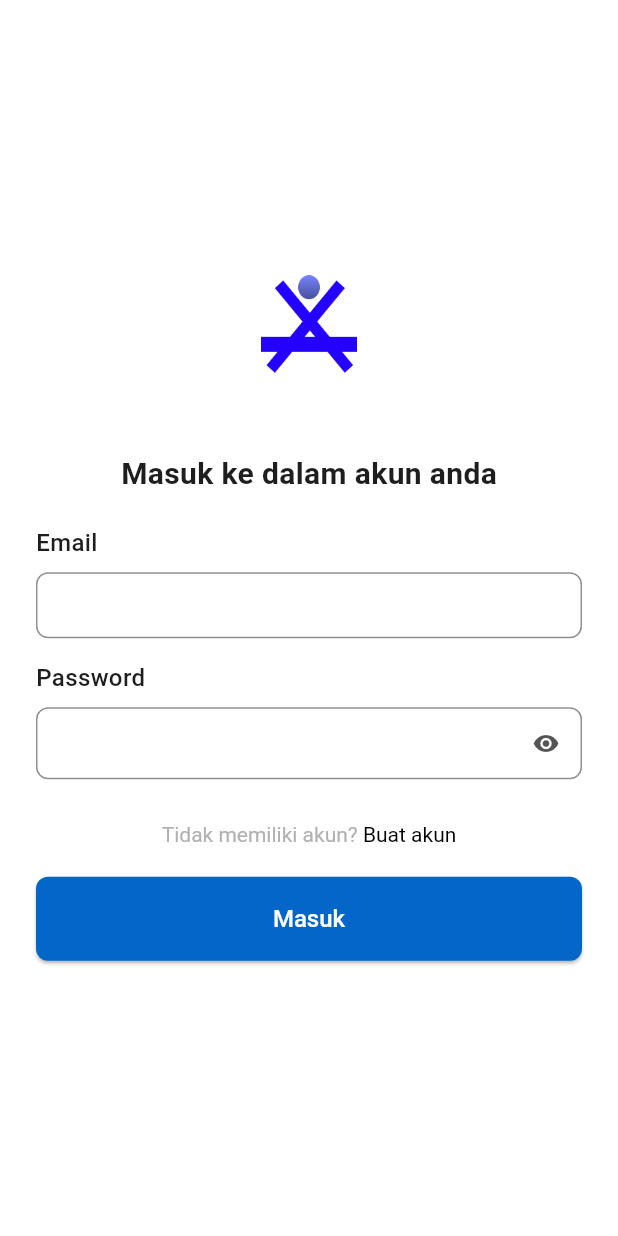
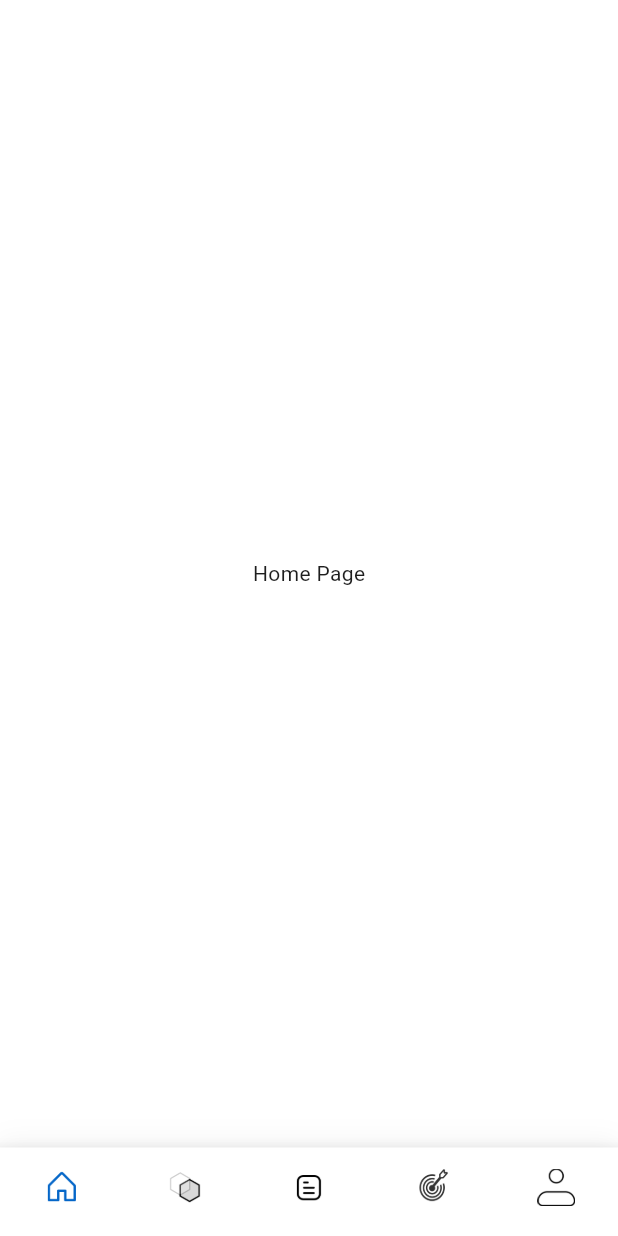
Before and after one commit to mfshobur/gemastik-atma-vichara, a Flutter app: the SigninScreen screen opened by its route, after a tap on "Masuk", on a phone screen of 412 x 824 dp. Run offline on Flutter 3.47's test engine with Material 3 defaults, Android fonts, the light colour scheme and no system bars; our stand-ins replace go_router.

Commit message:
feat: add bottom navbar for home screen

```diff
--- a/lib/const/resource.dart
+++ b/lib/const/resource.dart
@@ -4,6 +4,22 @@
 class R {
   const R._();
 
+  /// ![preview](file:///Users/mfshobur/Documents/flutter/atma_vichara_gemastik/assets/icons/goal.png)
+  static const String ASSETS_ICONS_GOAL_PNG = 'assets/icons/goal.png';
+
+  /// ![preview](file:///Users/mfshobur/Documents/flutter/atma_vichara_gemastik/assets/icons/home.png)
+  static const String ASSETS_ICONS_HOME_PNG = 'assets/icons/home.png';
+
   /// ![preview](file:///Users/mfshobur/Documents/flutter/atma_vichara_gemastik/assets/icons/icon.png)
   static const String ASSETS_ICONS_ICON_PNG = 'assets/icons/icon.png';
+
+  /// ![preview](file:///Users/mfshobur/Documents/flutter/atma_vichara_gemastik/assets/icons/note.png)
+  static const String ASSETS_ICONS_NOTE_PNG = 'assets/icons/note.png';
+
+  /// ![preview](file:///Users/mfshobur/Documents/flutter/atma_vichara_gemastik/assets/icons/profile.png)
+  static const String ASSETS_ICONS_PROFILE_PNG = 'assets/icons/profile.png';
+
+  /// ![preview](file:///Users/mfshobur/Documents/flutter/atma_vichara_gemastik/assets/icons/reflection.png)
+  static const String ASSETS_ICONS_REFLECTION_PNG =
+      'assets/icons/reflection.png';
 }
--- a/lib/core/router.dart
+++ b/lib/core/router.dart
@@ -1,11 +1,18 @@
+import 'package:atma_vichara_gemastik/feature/presentation/pages/goal_page.dart';
+import 'package:atma_vichara_gemastik/feature/presentation/pages/home/home_page.dart';
+import 'package:atma_vichara_gemastik/feature/presentation/pages/home/scaffold_with_navbar.dart';
+import 'package:atma_vichara_gemastik/feature/presentation/pages/note_page.dart';
 import 'package:atma_vichara_gemastik/feature/presentation/pages/onboarding/onboarding_screen.dart';
 import 'package:atma_vichara_gemastik/feature/presentation/pages/onboarding/signin_screen.dart';
 import 'package:atma_vichara_gemastik/feature/presentation/pages/onboarding/signup_screen.dart';
+import 'package:atma_vichara_gemastik/feature/presentation/pages/profile_page.dart';
+import 'package:atma_vichara_gemastik/feature/presentation/pages/reflection_page.dart';
 import 'package:atma_vichara_gemastik/feature/presentation/pages/splash_screen.dart';
 import 'package:flutter/material.dart';
 import 'package:go_router/go_router.dart';
 
 final _rootNavigatorKey = GlobalKey<NavigatorState>();
+final _sectionNavigatorKey = GlobalKey<NavigatorState>();
 
 final router = GoRouter(
   initialLocation: '/',
@@ -29,5 +36,76 @@ final router = GoRouter(
         ),
       ],
     ),
+    StatefulShellRoute.indexedStack(
+          builder: (context, state, navigationShell) {
+            // main page will have navbar
+            if (state.fullPath == '/home' ||
+                state.fullPath == '/reflection' ||
+                state.fullPath == '/note' ||
+                state.fullPath == '/goal' ||
+                state.fullPath == '/profile') {
+              return ScaffoldWithNavBar(navigationShell: navigationShell);
+            }
+            // other page will not have navbar
+            return Scaffold(
+              body: Center(
+                child: Container(
+                  constraints: const BoxConstraints(
+                    maxWidth: 480,
+                  ),
+                  child: navigationShell,
+                ),
+              ),
+            );
+          },
+          branches: [
+            StatefulShellBranch(
+              navigatorKey: _sectionNavigatorKey,
+              routes: [
+                GoRoute(
+                  name: 'home',
+                  path: '/home',
+                  builder: (context, state) => const HomePage(),
+                ),
+              ],
+            ),
+            StatefulShellBranch(
+              routes: [
+                GoRoute(
+                  name: 'reflection',
+                  path: '/reflection',
+                  builder: (context, state) => const ReflectionPage(),
+                ),
+              ],
+            ),
+            StatefulShellBranch(
+              routes: [
+                GoRoute(
+                  name: 'note',
+                  path: '/note',
+                  builder: (context, state) => const NotePage(),
+                ),
+              ],
+            ),
+            StatefulShellBranch(
+              routes: [
+                GoRoute(
+                  name: 'goal',
+                  path: '/goal',
+                  builder: (context, state) => const GoalPage(),
+                ),
+              ],
+            ),
+            StatefulShellBranch(
+              routes: [
+                GoRoute(
+                  name: 'profile',
+                  path: '/profile',
+                  builder: (context, state) => const ProfilePage(),
+                ),
+              ],
+            ),
+          ],
+        ),
   ],
 );
--- /dev/null
+++ b/lib/feature/presentation/pages/goal_page.dart
@@ -0,0 +1,16 @@
+import 'package:flutter/material.dart';
+
+class GoalPage extends StatelessWidget {
+  const GoalPage({super.key});
+
+  @override
+  Widget build(BuildContext context) {
+    return const Scaffold(
+      body: SafeArea(
+        child: Center(
+          child: Text('Goal Page'),
+        ),
+      ),
+    );
+  }
+}
--- /dev/null
+++ b/lib/feature/presentation/pages/home/home_page.dart
@@ -0,0 +1,16 @@
+import 'package:flutter/material.dart';
+
+class HomePage extends StatelessWidget {
+  const HomePage({super.key});
+
+  @override
+  Widget build(BuildContext context) {
+    return const Scaffold(
+      body: SafeArea(
+        child: Center(
+          child: Text('Home Page'),
+        ),
+      ),
+    );
+  }
+}
--- /dev/null
+++ b/lib/feature/presentation/pages/home/scaffold_with_navbar.dart
@@ -0,0 +1,125 @@
+import 'package:flutter/material.dart';
+import 'package:go_router/go_router.dart';
+
+import '../../../../const/resource.dart';
+
+class ScaffoldWithNavBar extends StatelessWidget {
+  final StatefulNavigationShell navigationShell;
+
+  const ScaffoldWithNavBar({
+    super.key,
+    required this.navigationShell,
+  });
+
+  void _onItemTapped(int index, BuildContext context) {
+    navigationShell.goBranch(
+      index,
+      initialLocation: true,
+    );
+  }
+
+  @override
+  Widget build(BuildContext context) {
+    final color = Theme.of(context).colorScheme;
+    final bigScreen = MediaQuery.of(context).size.width > 480;
+
+    return Scaffold(
+      body: Center(
+        child: Container(
+          constraints: const BoxConstraints(
+            maxWidth: 480,
+          ),
+          child: navigationShell,
+        ),
+      ),
+      bottomNavigationBar: Row(
+        mainAxisAlignment: MainAxisAlignment.center,
+        children: [
+          Expanded(
+            flex: bigScreen ? 0 : 1,
+            child: Container(
+              constraints: const BoxConstraints(
+                maxWidth: 480,
+              ),
+              decoration: BoxDecoration(
+                boxShadow: [
+                  BoxShadow(
+                    color: color.shadow.withOpacity(0.15),
+                    spreadRadius: 0,
+                    blurRadius: 14.0,
+                    offset: const Offset(0, -4),
+                  ),
+                ],
+              ),
+              child: BottomNavigationBar(
+                type: BottomNavigationBarType.fixed,
+                showSelectedLabels: false,
+                showUnselectedLabels: false,
+                items: [
+                  BottomNavigationBarItem(
+                    icon: Padding(
+                      padding: const EdgeInsets.only(top: 0),
+                      child: Image(
+                        image: const AssetImage(R.ASSETS_ICONS_HOME_PNG),
+                        color: navigationShell.currentIndex == 0 ? color.primary : null,
+                        width: 25,
+                      ),
+                    ),
+                    label: 'Home',
+                  ),
+                  BottomNavigationBarItem(
+                    icon: Padding(
+                      padding: const EdgeInsets.only(top: 0),
+                      child: Image(
+                        image: const AssetImage(R.ASSETS_ICONS_REFLECTION_PNG),
+                        color: navigationShell.currentIndex == 1 ? color.primary : null,
+                        width: 25,
+                      ),
+                    ),
+                    label: 'Reflection',
+                  ),
+                  BottomNavigationBarItem(
+                    icon: Padding(
+                      padding: const EdgeInsets.only(top: 0),
+                      child: Image(
+                        image: const AssetImage(R.ASSETS_ICONS_NOTE_PNG),
+                        color: navigationShell.currentIndex == 2 ? color.primary : null,
+                        width: 25,
+                      ),
+                    ),
+                    label: 'Notes',
+                  ),
+                  BottomNavigationBarItem(
+                    icon: Padding(
+                      padding: const EdgeInsets.only(top: 0),
+                      child: Image(
+                        image: const AssetImage(R.ASSETS_ICONS_GOAL_PNG),
+                        color: navigationShell.currentIndex == 3 ? color.primary : null,
+                        width: 25,
+                      ),
+                    ),
+                    label: 'Goals',
+                  ),
+                  BottomNavigationBarItem(
+                    icon: Padding(
+                      padding: const EdgeInsets.only(top: 0),
+                      child: Image(
+                        image: const AssetImage(R.ASSETS_ICONS_PROFILE_PNG),
+                        color: navigationShell.currentIndex == 4 ? color.primary : null,
+                        width: 25,
+                      ),
+                    ),
+                    label: 'Profile',
+                  ),
+                ],
+                // currentIndex: _calculateSelectedIndex(context),
+                currentIndex: navigationShell.currentIndex,
+                onTap: (int idx) => _onItemTapped(idx, context),
+              ),
+            ),
+          ),
+        ],
+      ),
+    );
+  }
+}
--- /dev/null
+++ b/lib/feature/presentation/pages/note_page.dart
@@ -0,0 +1,16 @@
+import 'package:flutter/material.dart';
+
+class NotePage extends StatelessWidget {
+  const NotePage({super.key});
+
+  @override
+  Widget build(BuildContext context) {
+    return const Scaffold(
+      body: SafeArea(
+        child: Center(
+          child: Text('Note Page'),
+        ),
+      ),
+    );
+  }
+}
--- a/lib/feature/presentation/pages/onboarding/signin_screen.dart
+++ b/lib/feature/presentation/pages/onboarding/signin_screen.dart
@@ -85,7 +85,7 @@ class _SigninScreenState extends State<SigninScreen> {
               const SizedBox(height: 20),
               PrimaryElevatedButton(
                 text: 'Masuk',
-                onPressed: () {},
+                onPressed: () => context.go('/home'),
               ),
             ],
           ),
--- /dev/null
+++ b/lib/feature/presentation/pages/profile_page.dart
@@ -0,0 +1,16 @@
+import 'package:flutter/material.dart';
+
+class ProfilePage extends StatelessWidget {
+  const ProfilePage({super.key});
+
+  @override
+  Widget build(BuildContext context) {
+    return const Scaffold(
+      body: SafeArea(
+        child: Center(
+          child: Text('Profile Page'),
+        ),
+      ),
+    );
+  }
+}
--- /dev/null
+++ b/lib/feature/presentation/pages/reflection_page.dart
@@ -0,0 +1,16 @@
+import 'package:flutter/material.dart';
+
+class ReflectionPage extends StatelessWidget {
+  const ReflectionPage({super.key});
+
+  @override
+  Widget build(BuildContext context) {
+    return const Scaffold(
+      body: SafeArea(
+        child: Center(
+          child: Text('Reflection Page'),
+        ),
+      ),
+    );
+  }
+}
```
